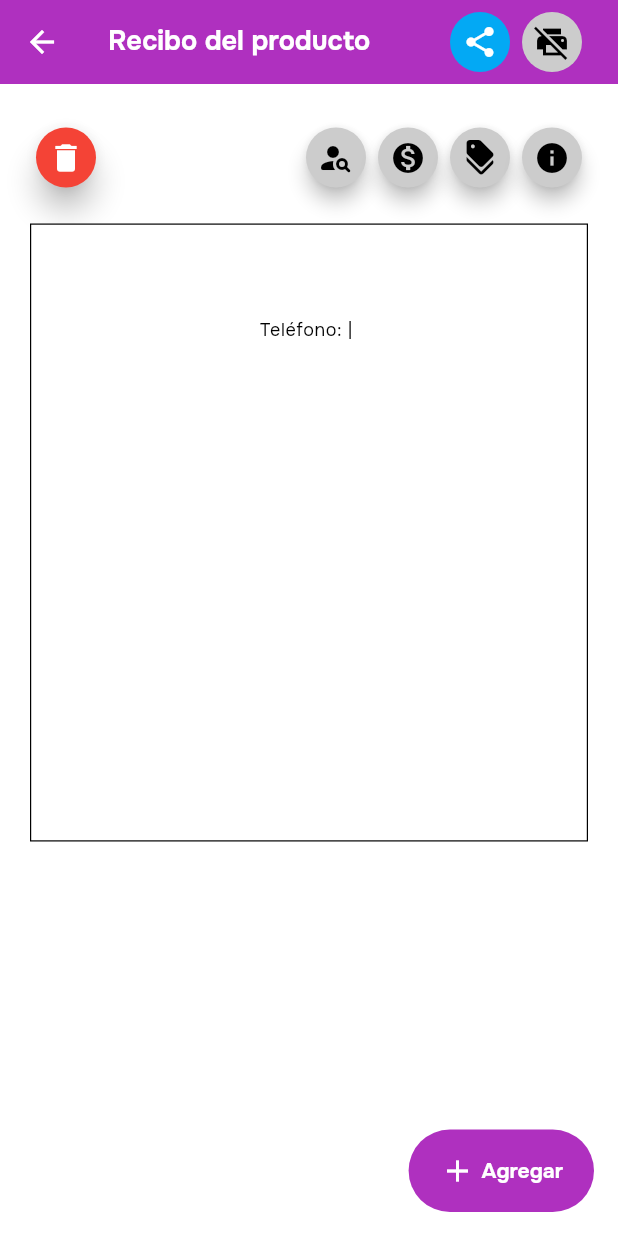
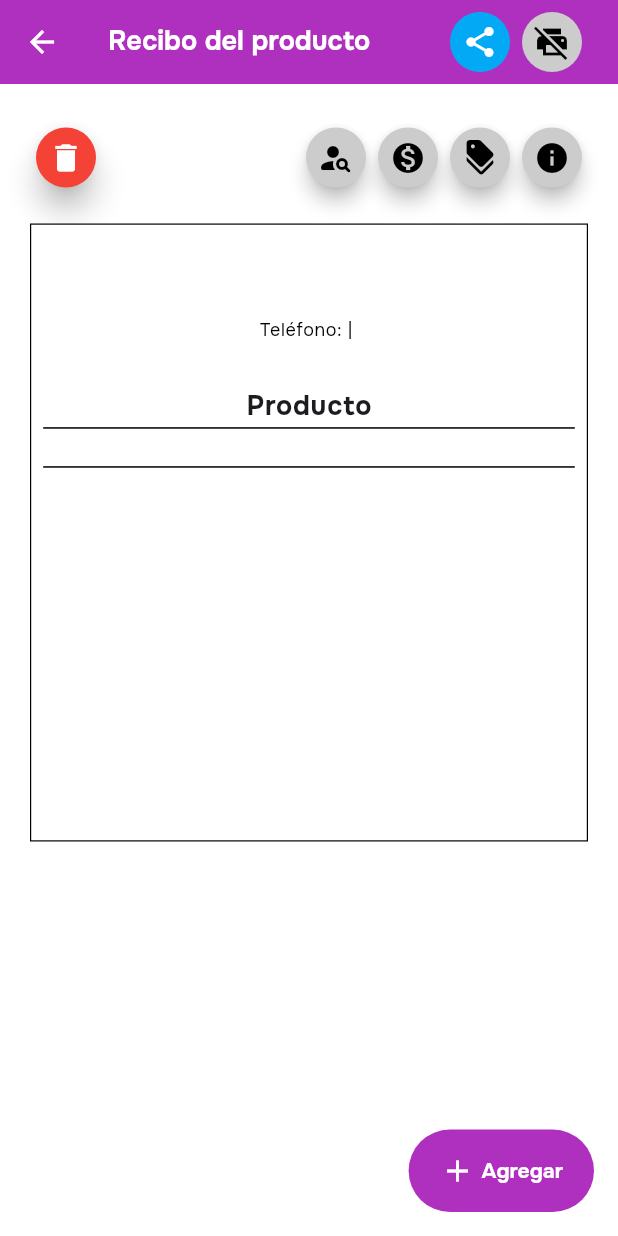
Before and after one commit to HanJian16/Ballots-Template, a Flutter app: the ProductInvoiceScreen screen opened by its route, on a phone screen of 412 x 824 dp. Run offline on Flutter 3.47's test engine with Material 3 defaults, Android fonts, the phone set to English and light mode, and no system bars; our stand-ins replace dio, flutter_dotenv, get, get_storage, google_fonts, permission_handler and 2 more; accounts and stored records are empty.

Commit message:
Agregando la redireccion al AddItemBtn con la nueva screen creada y avanzando en la preview de la boleta

```diff
--- a/frontend/ballots_template_flutter/lib/screens/invoice/product_invoice_screen.dart
+++ b/frontend/ballots_template_flutter/lib/screens/invoice/product_invoice_screen.dart
@@ -6,6 +6,7 @@ import 'package:get_storage/get_storage.dart';
 import 'package:ballots_template_flutter/theme/index.dart';
 import 'package:ballots_template_flutter/utils/index.dart';
 import 'package:ballots_template_flutter/widgets/index.dart';
+import 'package:ballots_template_flutter/routes/app_routes.dart';
 
 class ProductInvoiceScreen extends StatefulWidget {
   const ProductInvoiceScreen({super.key});
@@ -50,7 +51,9 @@ class _ProductInvoiceScreenState extends State<ProductInvoiceScreen> {
     var invoiceActionIcons = InvoiceResources.getInvoiceActionIcons();
     return ScreenContainer(
       floatingActionButton: AddItemBtn(
-        onPress: () {},
+        onPress: () {
+          Get.toNamed(AppRoutes.addProduct);
+        },
       ),
       appBarChildren: Text(
         'Recibo del producto',
@@ -85,26 +88,23 @@ class _ProductInvoiceScreenState extends State<ProductInvoiceScreen> {
                     padding: const EdgeInsets.all(8.0),
                     child: Column(
                       children: [
+                        StoreInfoWidget(invoiceData: invoiceData),
+                        const SizedBox(height: 30),
                         Text(
-                          invoiceData['nameStore'] ?? '',
-                          style: theme.headlineLarge,
+                          'Producto',
+                          style: theme.bodyLarge?.copyWith(
+                            fontWeight: FontWeight.bold,
+                            fontSize: 18,
+                          ),
                         ),
-                        Text(invoiceData['rucStore'] ?? '',
-                            style: theme.bodySmall),
-                        Text(invoiceData['addressStore'] ?? '',
-                            style: theme.bodySmall),
-                        Row(
-                          mainAxisAlignment: MainAxisAlignment.center,
-                          children: [
-                            Text('Teléfono:${invoiceData['phoneStore'] ?? ''}',
-                                style: theme.bodySmall),
-                            Text(
-                              ' | ',
-                              style: theme.bodySmall,
-                            ),
-                            Text('${invoiceData['emailStore'] ?? ''}',
-                                style: theme.bodySmall),
-                          ],
+                        Container(
+                          color: AppColors.blackColor,
+                          height: 1,
+                        ),
+                        const SizedBox(height: 25,),
+                         Container(
+                          color: AppColors.blackColor,
+                          height: 1,
                         )
                       ],
                     ),
@@ -118,3 +118,43 @@ class _ProductInvoiceScreenState extends State<ProductInvoiceScreen> {
     );
   }
 }
+
+class StoreInfoWidget extends StatelessWidget {
+  const StoreInfoWidget({
+    super.key,
+    required this.invoiceData,
+  });
+
+  final Map<String, dynamic> invoiceData;
+
+  @override
+  Widget build(BuildContext context) {
+    TextTheme theme = Theme.of(context).textTheme;
+    return Column(
+      children: [
+        Text(
+          invoiceData['nameStore'] ?? '',
+          style: theme.headlineLarge,
+        ),
+        Text(invoiceData['rucStore'] ?? '',
+            style: theme.bodySmall),
+        Text(invoiceData['addressStore'] ?? '',
+            style: theme.bodySmall),
+        Row(
+          mainAxisAlignment: MainAxisAlignment.center,
+          children: [
+            Text(
+                'Teléfono:${invoiceData['phoneStore'] ?? ''}',
+                style: theme.bodySmall),
+            Text(
+              ' | ',
+              style: theme.bodySmall,
+            ),
+            Text('${invoiceData['emailStore'] ?? ''}',
+                style: theme.bodySmall),
+          ],
+        ),
+      ],
+    );
+  }
+}
```
